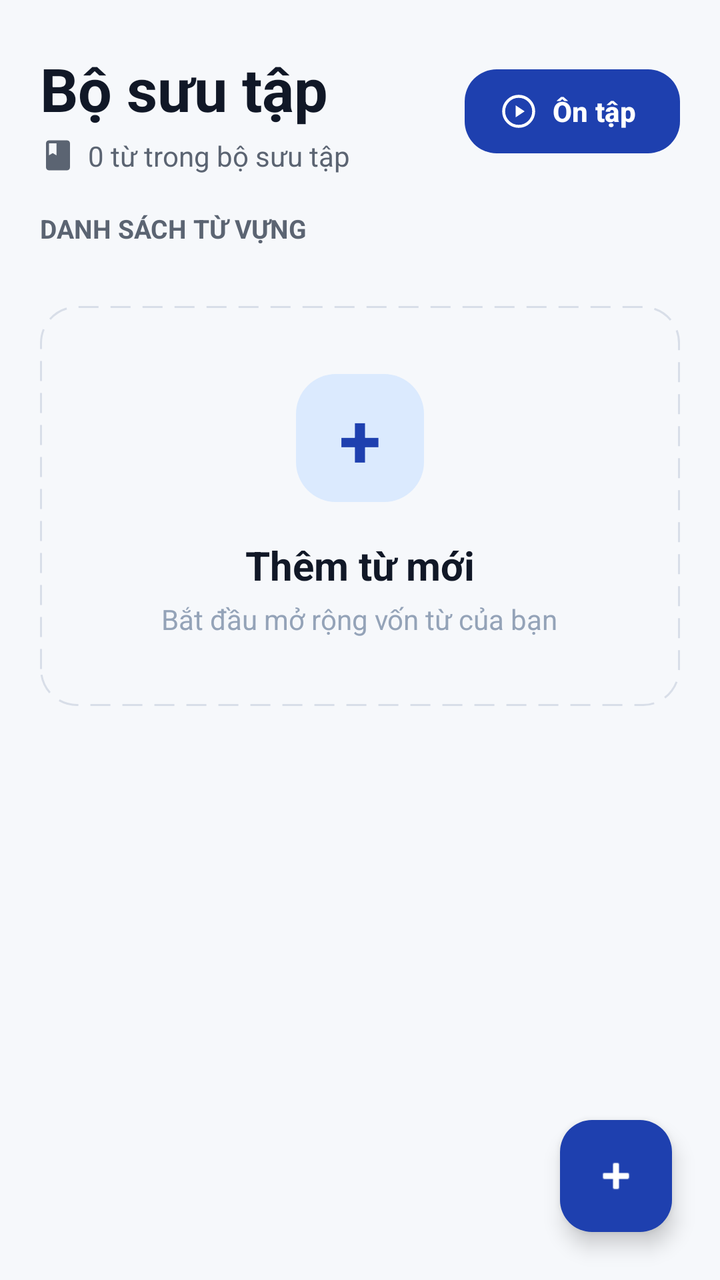
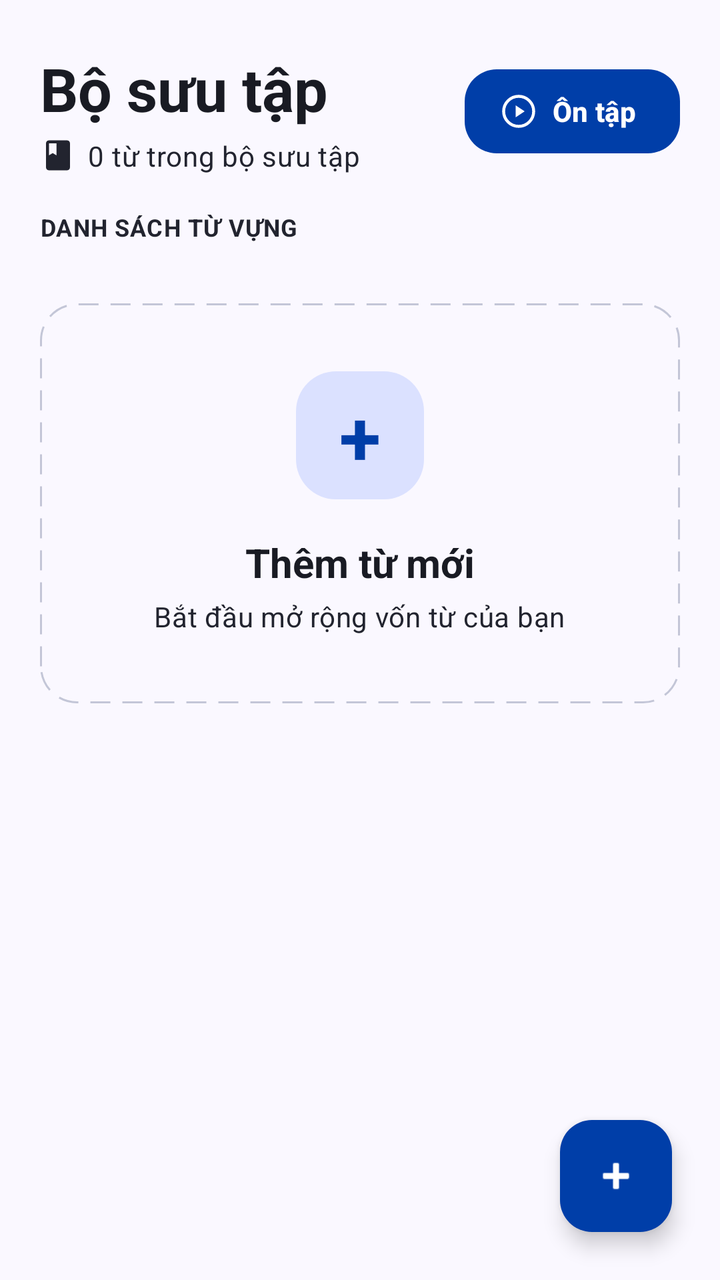

Two renders of the same Android screen: before a commit and after it. Below are the layout's source before the change and the commit's diff.
<!-- AndroidManifest.xml: application theme Theme.ObjectLanguage -->
<!-- res/layout/fragment_collection_detail.xml -->
<?xml version="1.0" encoding="utf-8"?>
<androidx.coordinatorlayout.widget.CoordinatorLayout xmlns:android="http://schemas.android.com/apk/res/android"
    xmlns:app="http://schemas.android.com/apk/res-auto"
    android:layout_width="match_parent"
    android:layout_height="match_parent"
    android:background="@color/background">

    <LinearLayout
        android:layout_width="match_parent"
        android:layout_height="match_parent"
        android:orientation="vertical"
        android:paddingStart="20dp"
        android:paddingEnd="20dp">

        <LinearLayout
            android:layout_width="match_parent"
            android:layout_height="wrap_content"
            android:gravity="center_vertical"
            android:orientation="horizontal"
            android:paddingTop="24dp"
            android:paddingBottom="18dp">

            <LinearLayout
                android:layout_width="0dp"
                android:layout_height="wrap_content"
                android:layout_weight="1"
                android:orientation="vertical">

                <TextView
                    android:id="@+id/tvCollectionName"
                    android:layout_width="match_parent"
                    android:layout_height="wrap_content"
                    android:ellipsize="end"
                    android:maxLines="1"
                    android:text="@string/collection_default_title"
                    android:textColor="@color/text_primary"
                    android:textSize="30sp"
                    android:textStyle="bold" />

                <LinearLayout
                    android:layout_width="wrap_content"
                    android:layout_height="wrap_content"
                    android:layout_marginTop="4dp"
                    android:gravity="center_vertical"
                    android:orientation="horizontal">

                    <ImageView
                        android:layout_width="18dp"
                        android:layout_height="18dp"
                        android:src="@drawable/ic_book"
                        app:tint="@color/text_secondary" />

                    <TextView
                        android:id="@+id/tvWordCount"
                        android:layout_width="wrap_content"
                        android:layout_height="wrap_content"
                        android:layout_marginStart="6dp"
                        android:text="@string/collection_item_count_zero"
                        android:textColor="@color/text_secondary"
                        android:textSize="14sp" />

                </LinearLayout>

            </LinearLayout>

            <com.google.android.material.button.MaterialButton
                android:id="@+id/btnReviewCollection"
                android:layout_width="wrap_content"
                android:layout_height="50dp"
                android:layout_marginStart="12dp"
                android:paddingStart="18dp"
                android:paddingEnd="22dp"
                android:text="@string/collection_btn_review_short"
                android:textSize="14sp"
                android:textStyle="bold"
                app:backgroundTint="@color/primary_dark"
                app:cornerRadius="16dp"
                app:elevation="6dp"
                app:icon="@drawable/ic_play_circle"
                app:iconPadding="8dp"
                app:iconTint="@color/text_on_primary" />

        </LinearLayout>

        <TextView
            android:layout_width="wrap_content"
            android:layout_height="wrap_content"
            android:layout_marginBottom="14dp"
            android:text="@string/collection_vocab_section_title"
            android:textColor="@color/text_secondary"
            android:textSize="13sp"
            android:textStyle="bold" />

        <androidx.core.widget.NestedScrollView
            android:layout_width="match_parent"
            android:layout_height="0dp"
            android:layout_weight="1"
            android:clipToPadding="false"
            android:paddingBottom="104dp">

            <LinearLayout
                android:layout_width="match_parent"
                android:layout_height="wrap_content"
                android:orientation="vertical">

                <androidx.recyclerview.widget.RecyclerView
                    android:id="@+id/recyclerWords"
                    android:layout_width="match_parent"
                    android:layout_height="wrap_content"
                    android:clipToPadding="false"
                    android:nestedScrollingEnabled="false" />

                <LinearLayout
                    android:id="@+id/cardAddWord"
                    android:layout_width="match_parent"
                    android:layout_height="200dp"
                    android:layout_marginTop="16dp"
                    android:background="@drawable/bg_collection_add_card"
                    android:clickable="true"
                    android:contentDescription="@string/collection_add_word_title"
                    android:focusable="true"
                    android:foreground="?attr/selectableItemBackground"
                    android:gravity="center"
                    android:orientation="vertical">

                    <TextView
                        android:layout_width="64dp"
                        android:layout_height="64dp"
                        android:background="@drawable/bg_collection_add_icon"
                        android:gravity="center"
                        android:text="+"
                        android:textColor="@color/primary_dark"
                        android:textSize="38sp"
                        android:textStyle="bold" />

                    <TextView
                        android:layout_width="wrap_content"
                        android:layout_height="wrap_content"
                        android:layout_marginTop="18dp"
                        android:text="@string/collection_add_word_title"
                        android:textColor="@color/text_primary"
                        android:textSize="20sp"
                        android:textStyle="bold" />

                    <TextView
                        android:layout_width="wrap_content"
                        android:layout_height="wrap_content"
                        android:layout_marginTop="4dp"
                        android:text="@string/collection_add_word_subtitle"
                        android:textColor="@color/text_muted"
                        android:textSize="14sp" />

                </LinearLayout>

                <LinearLayout
                    android:id="@+id/layoutEmpty"
                    android:layout_width="match_parent"
                    android:layout_height="160dp"
                    android:layout_marginTop="36dp"
                    android:gravity="center"
                    android:orientation="vertical"
                    android:visibility="gone">

                    <ImageView
                        android:layout_width="112dp"
                        android:layout_height="76dp"
                        android:alpha="0.24"
                        android:src="@drawable/ic_book"
                        app:tint="@color/primary_light" />

                    <TextView
                        android:layout_width="wrap_content"
                        android:layout_height="wrap_content"
                        android:layout_marginTop="12dp"
                        android:text="@string/collection_empty_title_detail"
                        android:textColor="@color/text_muted"
                        android:textSize="14sp" />

                </LinearLayout>

            </LinearLayout>

        </androidx.core.widget.NestedScrollView>

    </LinearLayout>

    <ProgressBar
        android:id="@+id/progressBar"
        android:layout_width="wrap_content"
        android:layout_height="wrap_content"
        android:layout_gravity="center"
        android:visibility="gone" />

    <com.google.android.material.floatingactionbutton.FloatingActionButton
        android:id="@+id/fabAddWord"
        android:layout_width="wrap_content"
        android:layout_height="wrap_content"
        android:layout_gravity="bottom|end"
        android:layout_margin="24dp"
        android:contentDescription="@string/collection_add_word_title"
        app:backgroundTint="@color/primary_dark"
        app:srcCompat="@android:drawable/ic_input_add"
        app:tint="@color/text_on_primary" />

</androidx.coordinatorlayout.widget.CoordinatorLayout>
<!-- resources referenced by this layout -->
<resources>
  <color name="background">#F6F8FB</color>
  <color name="primary_dark">#1E40AF</color>
  <color name="primary_light">#DBEAFE</color>
  <color name="text_muted">#94A3B8</color>
  <color name="text_on_primary">#FFFFFF</color>
  <color name="text_primary">#111827</color>
  <color name="text_secondary">#5B6472</color>
  <!-- drawable bg_collection_add_icon (drawable) -->
  <?xml version="1.0" encoding="utf-8"?>
  <shape xmlns:android="http://schemas.android.com/apk/res/android"
      android:shape="rectangle">
      <solid android:color="@color/primary_light" />
      <corners android:radius="20dp" />
  </shape>
  <string name="collection_add_word_subtitle">Bắt đầu mở rộng vốn từ của bạn</string>
  <string name="collection_add_word_title">Thêm từ mới</string>
  <string name="collection_btn_review_short">Ôn tập</string>
  <string name="collection_default_title">Bộ sưu tập</string>
  <string name="collection_empty_title_detail">Bộ sưu tập trống</string>
  <string name="collection_item_count_zero">0 từ trong bộ sưu tập</string>
  <string name="collection_vocab_section_title">DANH SÁCH TỪ VỰNG</string>
  <style name="Theme.ObjectLanguage" parent="Theme.Material3.Light.NoActionBar">
          <item name="colorPrimary">@color/primary</item>
          <item name="colorPrimaryVariant">@color/primary_dark</item>
          <item name="colorOnPrimary">@color/text_on_primary</item>
          <item name="colorSecondary">@color/secondary</item>
          <item name="colorOnSecondary">@color/text_on_primary</item>
          <item name="android:colorBackground">@color/background</item>
          <item name="android:windowBackground">@color/background</item>
          <item name="colorSurface">@color/surface</item>
          <item name="android:statusBarColor">@color/background</item>
          <item name="android:windowLightStatusBar">true</item>
          <item name="android:navigationBarColor">@color/surface</item>
          <item name="android:windowLightNavigationBar" tools:targetApi="o_mr1">true</item>
          
          <item name="cardViewStyle">@style/Widget.App.CardView</item>
          <item name="bottomNavigationStyle">@style/Widget.App.BottomNav</item>
      </style>
  <color name="divider">#D8DEE8</color>
  <color name="primary">#2563EB</color>
  <color name="secondary">#16A34A</color>
  <color name="surface">#FFFFFF</color>
  <style name="Widget.App.CardView" parent="Widget.Material3.CardView.Elevated">
          <item name="cardBackgroundColor">@color/surface</item>
          <item name="cardCornerRadius">14dp</item>
          <item name="cardElevation">0dp</item>
          <item name="strokeWidth">0dp</item>
      </style>
  <color name="bottom_nav_bg">#FFFFFF</color>
  <style name="Widget.App.BottomNav.ActiveIndicator" parent="Widget.Material3.BottomNavigationView.ActiveIndicator">
          <item name="android:color">@color/surface_variant</item>
          <item name="shapeAppearance">@style/ShapeAppearance.App.SmallComponent</item>
      </style>
  <color name="surface_variant">#EAF0F7</color>
  <style name="ShapeAppearance.App.SmallComponent" parent="ShapeAppearance.Material3.SmallComponent">
          <item name="cornerSize">14dp</item>
      </style>
  <!-- unchanged entries left out for length: 4 -->
</resources>

<!-- the commit's change to res/layout/fragment_collection_detail.xml (unified diff, before → after) -->
@@ -56,8 +56,7 @@
                         android:layout_height="wrap_content"
                         android:layout_marginStart="6dp"
                         android:text="@string/collection_item_count_zero"
-                        android:textColor="@color/text_secondary"
-                        android:textSize="14sp" />
+                        android:textAppearance="@style/TextAppearance.App.BodyMedium" />
 
                 </LinearLayout>
 
@@ -87,8 +86,7 @@
             android:layout_height="wrap_content"
             android:layout_marginBottom="14dp"
             android:text="@string/collection_vocab_section_title"
-            android:textColor="@color/text_secondary"
-            android:textSize="13sp"
+            android:textAppearance="@style/TextAppearance.App.BodySmall"
             android:textStyle="bold" />
 
         <androidx.core.widget.NestedScrollView
@@ -108,7 +106,8 @@
                     android:layout_width="match_parent"
                     android:layout_height="wrap_content"
                     android:clipToPadding="false"
-                    android:nestedScrollingEnabled="false" />
+                    android:nestedScrollingEnabled="false"
+                    android:layoutAnimation="@anim/layout_item_anim" />
 
                 <LinearLayout
                     android:id="@+id/cardAddWord"
@@ -147,8 +146,7 @@
                         android:layout_height="wrap_content"
                         android:layout_marginTop="4dp"
                         android:text="@string/collection_add_word_subtitle"
-                        android:textColor="@color/text_muted"
-                        android:textSize="14sp" />
+                        android:textAppearance="@style/TextAppearance.App.BodyMedium" />
 
                 </LinearLayout>
 
@@ -173,8 +171,7 @@
                         android:layout_height="wrap_content"
                         android:layout_marginTop="12dp"
                         android:text="@string/collection_empty_title_detail"
-                        android:textColor="@color/text_muted"
-                        android:textSize="14sp" />
+                        android:textAppearance="@style/TextAppearance.App.BodyMedium" />
 
                 </LinearLayout>
 
<!-- resource entries referenced after the edit -->
@@ -1,12 +1,11 @@
 <!-- resources referenced by this layout -->
 <resources>
-  <color name="background">#F6F8FB</color>
-  <color name="primary_dark">#1E40AF</color>
-  <color name="primary_light">#DBEAFE</color>
-  <color name="text_muted">#94A3B8</color>
+  <color name="background">#FAF8FF</color>
+  <color name="primary_dark">#003EA8</color>
+  <color name="primary_light">#DBE1FF</color>
   <color name="text_on_primary">#FFFFFF</color>
-  <color name="text_primary">#111827</color>
-  <color name="text_secondary">#5B6472</color>
+  <color name="text_primary">#191B23</color>
+  <color name="text_secondary">#22242F</color>
   <!-- drawable bg_collection_add_icon (drawable) -->
   <?xml version="1.0" encoding="utf-8"?>
   <shape xmlns:android="http://schemas.android.com/apk/res/android"
@@ -21,11 +20,24 @@
   <string name="collection_empty_title_detail">Bộ sưu tập trống</string>
   <string name="collection_item_count_zero">0 từ trong bộ sưu tập</string>
   <string name="collection_vocab_section_title">DANH SÁCH TỪ VỰNG</string>
+  <style name="TextAppearance.App.BodyMedium" parent="TextAppearance.Material3.BodyMedium">
+          <item name="android:textColor">@color/text_secondary</item>
+          <item name="android:textSize">14sp</item>
+          <item name="android:lineHeight">20sp</item>
+      </style>
+  <style name="TextAppearance.App.BodySmall" parent="TextAppearance.Material3.BodySmall">
+          <item name="android:textColor">@color/text_secondary</item>
+          <item name="android:textSize">12sp</item>
+          <item name="android:lineHeight">16sp</item>
+      </style>
   <style name="Theme.ObjectLanguage" parent="Theme.Material3.Light.NoActionBar">
+          
           <item name="colorPrimary">@color/primary</item>
           <item name="colorPrimaryVariant">@color/primary_dark</item>
           <item name="colorOnPrimary">@color/text_on_primary</item>
+          
           <item name="colorSecondary">@color/secondary</item>
+          <item name="colorTertiary">@color/violet</item>
           <item name="colorOnSecondary">@color/text_on_primary</item>
           <item name="android:colorBackground">@color/background</item>
           <item name="android:windowBackground">@color/background</item>
@@ -34,13 +46,14 @@
           <item name="android:windowLightStatusBar">true</item>
           <item name="android:navigationBarColor">@color/surface</item>
           <item name="android:windowLightNavigationBar" tools:targetApi="o_mr1">true</item>
-          
+  
           <item name="cardViewStyle">@style/Widget.App.CardView</item>
           <item name="bottomNavigationStyle">@style/Widget.App.BottomNav</item>
       </style>
-  <color name="divider">#D8DEE8</color>
-  <color name="primary">#2563EB</color>
-  <color name="secondary">#16A34A</color>
+  <color name="divider">#C3C6D7</color>
+  <color name="primary">#004AC6</color>
+  <color name="secondary">#FD933D</color>
+  <color name="violet">#7C3AED</color>
   <color name="surface">#FFFFFF</color>
   <style name="Widget.App.CardView" parent="Widget.Material3.CardView.Elevated">
           <item name="cardBackgroundColor">@color/surface</item>
@@ -53,7 +66,7 @@
           <item name="android:color">@color/surface_variant</item>
           <item name="shapeAppearance">@style/ShapeAppearance.App.SmallComponent</item>
       </style>
-  <color name="surface_variant">#EAF0F7</color>
+  <color name="surface_variant">#E1E2ED</color>
   <style name="ShapeAppearance.App.SmallComponent" parent="ShapeAppearance.Material3.SmallComponent">
           <item name="cornerSize">14dp</item>
       </style>
